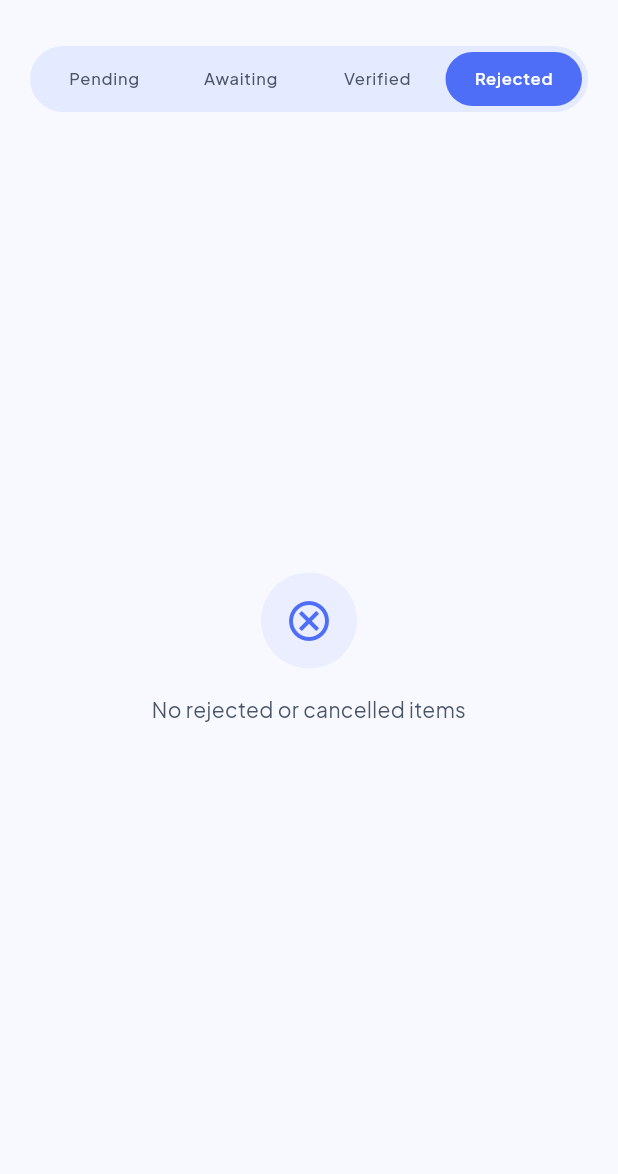
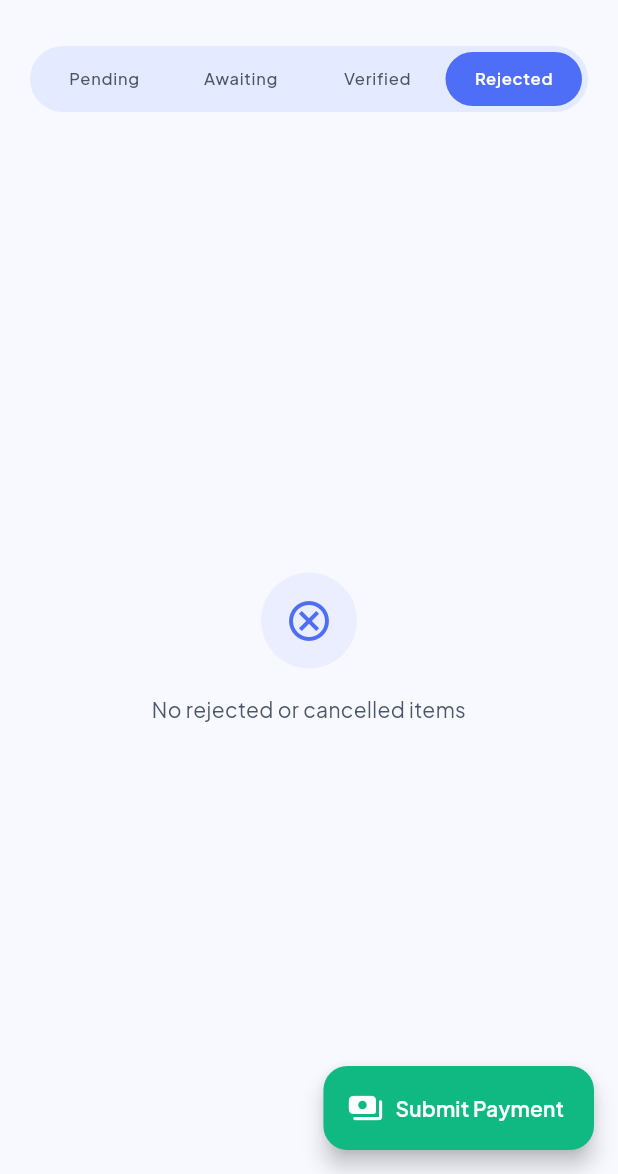
Before and after one commit to mdzayedoyshik/Nirbhor-App, a Flutter app: the PaymentsHubPage screen opened directly with empty values, after a tap on "Awaiting", after a tap on "Verified", after a tap on "Rejected", on a phone screen of 412 x 824 dp, the part 62-1236 px from its top. Run offline on Flutter 3.47's test engine with Material 3 defaults, Android fonts, the phone set to English and light mode, and no system bars; our stand-ins replace cached_network_image, equatable, firebase_analytics, firebase_core, firebase_crashlytics, firebase_messaging and 14 more; missing offline and left inert: mobile_scanner; accounts and stored records are empty; network calls fail; statements that could not run were skipped.

Commit message:
feat(wallet): 3 payment UX improvements
1. Post-submit navigation: after a member submits a payment, replace the
   submit page with PaymentsHubPage on the Awaiting tab (tab 1) so they
   can immediately see their payment pending verification.

2. Member FAB in PaymentsHubPage: members now see a green "Submit Payment"
   FAB (payments_rounded icon) symmetrical with the manager's blue "New
   Request" FAB, making it possible to submit a free payment directly from
   the payments screen without going back to the wallet home.

3. Auto-fill amount: when a member taps "Pay Now" on a payment request,
   the linked request amount is now pre-filled in the amount field
   (was requiring manual entry despite the amount being known).

Co-Authored-By: Claude Sonnet 4.6 <noreply@anthropic.com>

```diff
--- a/lib/features/wallet/presentation/args/submit_payment_args.dart
+++ b/lib/features/wallet/presentation/args/submit_payment_args.dart
@@ -1,6 +1,7 @@
 class SubmitPaymentArgs {
   const SubmitPaymentArgs({
     required this.flatId,
+    this.canManage = false,
     this.initialAmount,
     this.paymentRequestId,
     this.requestedAmount,
@@ -9,6 +10,11 @@ class SubmitPaymentArgs {
   });
 
   final String flatId;
+
+  /// Whether the current user is a manager — used to open the correct tab
+  /// after payment submission.
+  final bool canManage;
+
   final double? initialAmount;
   final String? paymentRequestId;
   final double? requestedAmount;
--- a/lib/features/wallet/presentation/pages/payment_requests_page.dart
+++ b/lib/features/wallet/presentation/pages/payment_requests_page.dart
@@ -207,6 +207,7 @@ class _PaymentRequestsPageState extends State<PaymentRequestsPage>
                       AppRoutes.walletSubmitPayment,
                       extra: SubmitPaymentArgs(
                         flatId: widget.args.flatId,
+                        canManage: widget.args.canManage,
                         paymentRequestId: req.id,
                         requestedAmount: req.amount,
                         requestNote: req.note,
--- a/lib/features/wallet/presentation/pages/payments_hub_page.dart
+++ b/lib/features/wallet/presentation/pages/payments_hub_page.dart
@@ -173,6 +173,7 @@ class _PaymentsHubPageState extends State<PaymentsHubPage> {
         ),
         floatingActionButton: widget.args.canManage
             ? FloatingActionButton.extended(
+                heroTag: 'fab_new_request',
                 onPressed: () => _showCreateRequestSheet(context),
                 backgroundColor: AppColors.primary,
                 icon: const Icon(Icons.add, color: AppColors.white),
@@ -181,7 +182,22 @@ class _PaymentsHubPageState extends State<PaymentsHubPage> {
                   style: AppTypography.labelLarge.copyWith(color: AppColors.white),
                 ),
               )
-            : null,
+            : FloatingActionButton.extended(
+                heroTag: 'fab_submit_payment',
+                onPressed: () => context.push(
+                  AppRoutes.walletSubmitPayment,
+                  extra: SubmitPaymentArgs(
+                    flatId: widget.args.flatId,
+                    canManage: false,
+                  ),
+                ),
+                backgroundColor: AppColors.success,
+                icon: const Icon(Icons.payments_rounded, color: AppColors.white),
+                label: Text(
+                  'Submit Payment',
+                  style: AppTypography.labelLarge.copyWith(color: AppColors.white),
+                ),
+              ),
         body: Column(
           children: [
             // ── Pill Tab Bar ──────────────────────────────────────────────────
@@ -513,6 +529,7 @@ class _PendingRequestsTab extends StatelessWidget {
                         AppRoutes.walletSubmitPayment,
                         extra: SubmitPaymentArgs(
                           flatId: args.flatId,
+                          canManage: args.canManage,
                           paymentRequestId: req.id,
                           requestedAmount: req.amount,
                           requestNote: req.note,
--- a/lib/features/wallet/presentation/pages/wallet_home_page.dart
+++ b/lib/features/wallet/presentation/pages/wallet_home_page.dart
@@ -173,6 +173,7 @@ class _WalletHomePageState extends State<WalletHomePage> {
                         AppRoutes.walletSubmitPayment,
                         extra: SubmitPaymentArgs(
                           flatId: widget.args.flatId,
+                          canManage: widget.args.canManage,
                           initialAmount: summary.suggestedTotalToPay,
                         ),
                       ),
@@ -200,6 +201,7 @@ class _WalletHomePageState extends State<WalletHomePage> {
                                     AppRoutes.walletSubmitPayment,
                                     extra: SubmitPaymentArgs(
                                       flatId: widget.args.flatId,
+                                      canManage: widget.args.canManage,
                                       paymentRequestId: req.id,
                                       requestedAmount: req.amount,
                                       requestNote: req.note,
```
Also changed, not shown: lib/features/wallet/presentation/pages/submit_payment_page.dart (+16 -4 lines).
